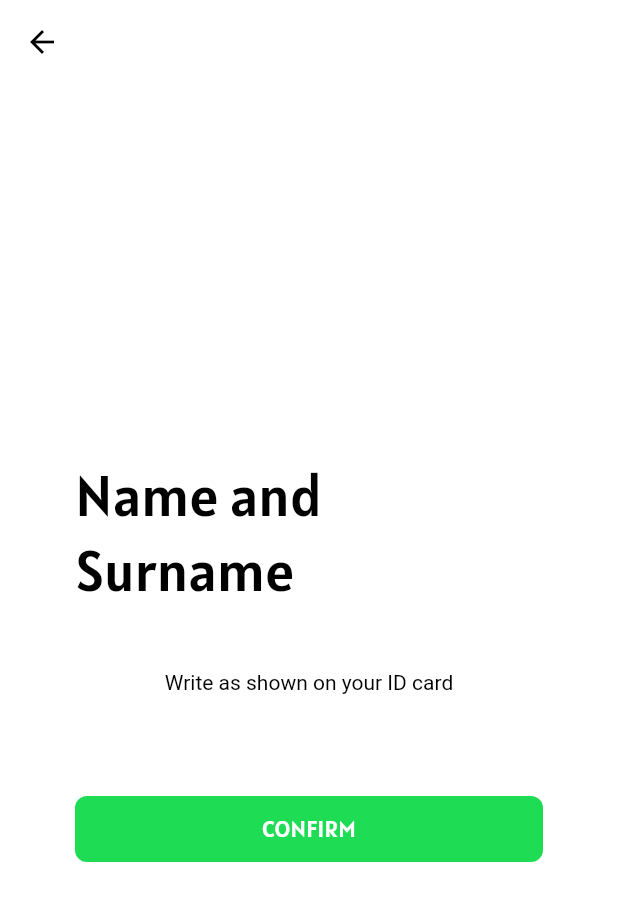
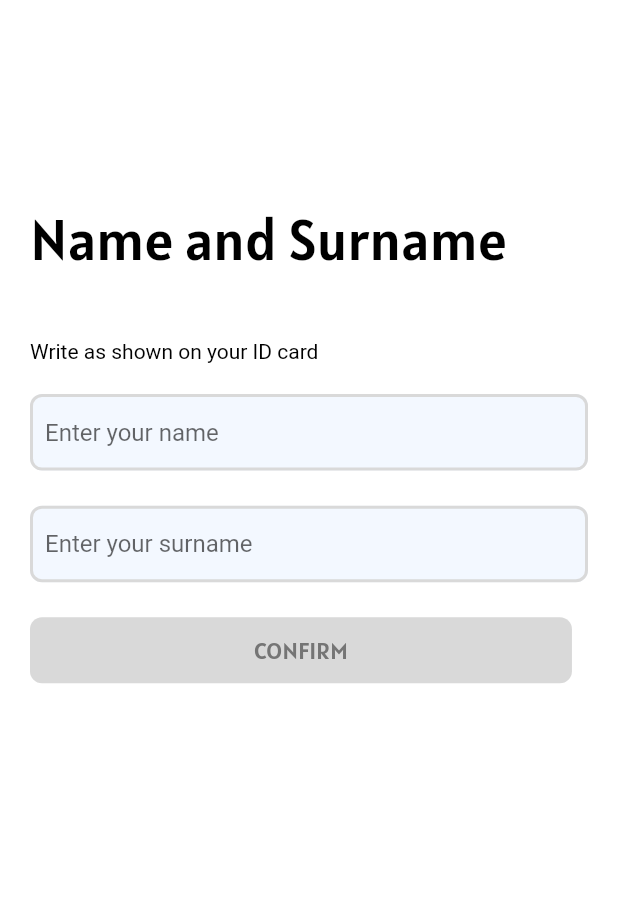
Before and after one commit to PattonSayd/FitCoachaz-collab, a Flutter app: the screen it shows after launch, on a phone screen of 412 x 824 dp. Shown: the top 901 px of the screen. Run offline on Flutter 3.47's test engine with Material 2 defaults, Android fonts, the phone set to English and light mode, and no system bars; our stand-ins replace bloc, carousel_slider, chewie, cloud_firestore, connectivity_plus, equatable and 11 more; accounts and stored records are empty; generated files the repository leaves out were written again.

Commit message:
validation name/surname

```diff
--- a/lib/app/app.dart
+++ b/lib/app/app.dart
@@ -37,7 +37,7 @@ class App extends StatelessWidget {
               GlobalWidgetsLocalizations.delegate,
               GlobalCupertinoLocalizations.delegate,
             ],
-            initialRoute: AppRoutesName.user,
+            initialRoute: AppRoutesName.accountName,
             routes: AppRoutes.routes,
             // onGenerateRoute: AppRoutes.onGenerateRoute,
           );
--- a/lib/app/router/app_routes.dart
+++ b/lib/app/router/app_routes.dart
@@ -7,13 +7,13 @@ class AppRoutesName {
 
   static const welcome = '/';
   static const register = '/register';
-  static const profile = '/profile';
   static const otp = '/otp';
   static const email = 'email';
+  static const accountName = 'account_name';
+  static const congratulation = '/congratulation';
   static const main = 'main';
-  static const user = 'user';
-  static const congratulation = '/congratulation';
   static const subscribe = '/subscribe'; // main/subscribe📍
+  static const profile = '/profile';
 }
 
 class AppRoutes {
@@ -24,11 +24,11 @@ class AppRoutes {
     AppRoutesName.register: (_) => ScreenFactory.assembleRegister(),
     AppRoutesName.otp: (_) => ScreenFactory.assembleOTP(),
     AppRoutesName.email: (_) => ScreenFactory.assembleEmail(),
+    AppRoutesName.accountName: (_) => ScreenFactory.assembleAccountName(),
+    AppRoutesName.congratulation: (_) => ScreenFactory.assembleCongratulation(),
     AppRoutesName.main: (_) => ScreenFactory.assembleMain(),
+    AppRoutesName.subscribe: (_) => ScreenFactory.assembleSubscribe(),
     AppRoutesName.profile: (_) => ScreenFactory.assembleProfile(),
-    AppRoutesName.user: (_) => ScreenFactory.assembleUser(),
-    AppRoutesName.congratulation: (_) => ScreenFactory.assembleCongratulation(),
-    AppRoutesName.subscribe: (_) => ScreenFactory.assembleSubscribe(),
   };
 
   // static Route<Object> onGenerateRoute(RouteSettings settings) {
--- a/lib/app/screen_factory.dart/screen_factory.dart
+++ b/lib/app/screen_factory.dart/screen_factory.dart
@@ -1,4 +1,5 @@
 import 'package:fitcoachaz/service_locator.dart';
+import 'package:fitcoachaz/ui/bloc/account_name/account_name_bloc.dart';
 import 'package:fitcoachaz/ui/bloc/otp/otp_bloc.dart';
 import 'package:fitcoachaz/ui/formz/phone_field/phone_field_bloc.dart';
 import 'package:flutter/material.dart';
@@ -12,7 +13,7 @@ import '../../ui/screens/profile/profile_screen.dart';
 import '../../ui/screens/register/register_screen.dart';
 import '../../ui/screens/otp/otp_screen.dart';
 import '../../ui/screens/email/email_screen.dart';
-import '../../ui/screens/username/username_screen.dart';
+import '../../ui/screens/account_name/account_name_screen.dart';
 import '../../ui/screens/subscribe/subscribe_screen.dart';
 import '../../ui/screens/tabs/tabs_navigator.dart';
 import '../../ui/screens/welcome/welcome_screen.dart';
@@ -60,8 +61,11 @@ class ScreenFactory {
     return const TabsNavigator();
   }
 
-  static Widget assembleUser() {
-    return const UsernameScreen();
+  static Widget assembleAccountName() {
+    return BlocProvider<AccountNameBloc>(
+      create: (context) => AccountNameBloc(),
+      child: const AccountNameScreen(),
+    );
   }
 
   static Widget assembleCongratulation() {
--- a/lib/main.dart
+++ b/lib/main.dart
@@ -5,8 +5,6 @@ import 'package:flutter/material.dart';
 import 'package:flutter_bloc/flutter_bloc.dart';
 
 import 'app/app.dart';
-import 'data/storage/sharedPrefs/key_value_store.dart';
-import 'data/storage/sharedPrefs/shared_prefs.dart';
 import 'firebase_options.dart';
 
 void main() async {
--- a/lib/service_locator.dart
+++ b/lib/service_locator.dart
@@ -2,6 +2,7 @@ import 'package:fitcoachaz/data/storage/sharedPrefs/key_value_store.dart';
 import 'package:fitcoachaz/data/storage/sharedPrefs/shared_prefs.dart';
 import 'package:fitcoachaz/domain/repositories/email/email_repository.dart';
 import 'package:fitcoachaz/domain/repositories/register/register_repository.dart';
+import 'package:fitcoachaz/ui/bloc/account_name/account_name_bloc.dart';
 import 'package:fitcoachaz/ui/bloc/email/email_bloc.dart';
 import 'package:fitcoachaz/ui/bloc/otp/otp_bloc.dart';
 import 'package:fitcoachaz/ui/bloc/register/register_bloc.dart';
@@ -14,7 +15,7 @@ const locator = ServiceLocator._();
 
 void configureDependencies() {
   getIt.registerFactory<RegisterRepository>(
-    () => RegisterRepository(sharedPrefs: locator.sharedPrefs),
+    () => RegisterRepository(sharedPrefs: locator._sharedPrefs),
   );
   getIt.registerFactory<Ticker>(() => const Ticker());
   getIt.registerSingletonAsync<KeyValueStore>(() async {
@@ -29,9 +30,10 @@ void configureDependencies() {
   getIt.registerLazySingleton<OtpBloc>(() => OtpBloc());
   getIt.registerFactory<PhoneFieldBloc>(() => PhoneFieldBloc());
   getIt.registerFactory<EmailRepository>(
-      () => EmailRepository(sharedPrefs: locator.sharedPrefs));
+      () => EmailRepository(sharedPrefs: locator._sharedPrefs));
   getIt.registerFactory<EmailBloc>(
       () => EmailBloc(repository: locator._emailRepo));
+  getIt.registerFactory<AccountNameBloc>(() => AccountNameBloc());
 }
 
 class ServiceLocator {
@@ -43,7 +45,8 @@ class ServiceLocator {
   PhoneFieldBloc get phoneField => getIt.get<PhoneFieldBloc>();
   TimerBloc get timer => getIt.get<TimerBloc>();
   EmailBloc get email => getIt.get<EmailBloc>();
-  KeyValueStore get sharedPrefs => getIt.get<KeyValueStore>();
+  KeyValueStore get _sharedPrefs => getIt.get<KeyValueStore>();
+  AccountNameBloc get accountName => getIt.get<AccountNameBloc>();
 
   const ServiceLocator._();
 }
--- /dev/null
+++ b/lib/ui/bloc/account_name/account_name_bloc.dart
@@ -0,0 +1,50 @@
+import 'dart:async';
+
+import 'package:bloc/bloc.dart';
+import 'package:equatable/equatable.dart';
+
+part 'account_name_event.dart';
+part 'account_name_state.dart';
+
+class AccountNameBloc extends Bloc<AccountNameEvent, AccountNameState> {
+  AccountNameBloc() : super(const AccountNameState.initial()) {
+    on<NameChangedEvent>(_onNameChanged);
+    on<NameUnfocusedEvent>(_onNameUnfocused);
+    on<SurnChangedEvent>(_onSurnChanged);
+    on<SurnUnfocusedEvent>(_onSurnUnfocused);
+  }
+
+  FutureOr<void> _onNameChanged(
+    NameChangedEvent event,
+    Emitter<AccountNameState> emit,
+  ) {
+    final name = ValidateForm(event.name);
+    emit(state.copyWith(name: name));
+  }
+
+  FutureOr<void> _onNameUnfocused(
+    NameUnfocusedEvent event,
+    Emitter<AccountNameState> emit,
+  ) {
+    final form = ValidateForm(state.name);
+    emit(state.copyWith(nameForm: form));
+  }
+
+  FutureOr<void> _onSurnChanged(
+    SurnChangedEvent event,
+    Emitter<AccountNameState> emit,
+  ) {
+    emit(state.copyWith(surn: event.surn));
+  }
+
+  FutureOr<void> _onSurnUnfocused(
+    SurnUnfocusedEvent event,
+    Emitter<AccountNameState> emit,
+  ) {
+    final form = ValidateForm(state.surn);
+    // final status = state.nameForm.valid && state.surnForm.valid
+    //     ? AccStatus.valid
+    //     : AccStatus.invalid;
+    emit(state.copyWith(surnForm: form));
+  }
+}
--- /dev/null
+++ b/lib/ui/bloc/account_name/account_name_event.dart
@@ -0,0 +1,30 @@
+part of 'account_name_bloc.dart';
+
+abstract class AccountNameEvent extends Equatable {
+  const AccountNameEvent();
+
+  @override
+  List<Object> get props => [];
+}
+
+class NameChangedEvent extends AccountNameEvent {
+  const NameChangedEvent({required this.name});
+
+  final String name;
+
+  @override
+  List<Object> get props => [name];
+}
+
+class SurnChangedEvent extends AccountNameEvent {
+  const SurnChangedEvent({required this.surn});
+
+  final String surn;
+
+  @override
+  List<Object> get props => [surn];
+}
+
+class NameUnfocusedEvent extends AccountNameEvent {}
+
+class SurnUnfocusedEvent extends AccountNameEvent {}
--- /dev/null
+++ b/lib/ui/bloc/account_name/account_name_state.dart
@@ -0,0 +1,81 @@
+part of 'account_name_bloc.dart';
+
+enum AccStatus { unknown, valid, invalid, loading, success }
+
+class AccountNameState extends Equatable {
+  const AccountNameState._({
+    this.name = const ValidateForm(''),
+    this.surn = const ValidateForm(''),
+    this.status = AccStatus.unknown,
+    this.error,
+  });
+
+  final Formify name;
+  final Formify surn;
+  final AccStatus status;
+  final String? error;
+
+  const AccountNameState.initial() : this._();
+
+  @override
+  List<Object> get props => [name, surn, status];
+
+  AccountNameState copyWith({
+    Formify? name,
+    Formify? surn,
+    AccStatus? status,
+    String? error,
+  }) {
+    return AccountNameState._(
+      name: name ?? this.name,
+      surn: surn ?? this.surn,
+      status: status ?? this.status,
+      error: error ?? this.error,
+    );
+  }
+}
+
+abstract class Formify {
+  const Formify._(this.value);
+
+  const Formify(String value) : this._(value);
+
+  final String value;
+
+  String? get msg => validator(value);
+  bool get valid => value.isNotEmpty && validator(value) == null;
+
+  String? validator(String value);
+}
+
+class ValidateForm extends Formify {
+  const ValidateForm(String value) : super(value);
+
+  static final RegExp _nameRegExp =
+      RegExp(r"^[\p{L}]*$", caseSensitive: false, unicode: true, dotAll: true);
+
+  @override
+  String? validator(String value) {
+    if (value.isEmpty) return null;
+
+    if (value.length < 4) {
+      return 'Entered too short';
+    }
+
+    if (!_nameRegExp.hasMatch(value)) {
+      return 'Enter a valid name';
+    }
+
+    return null;
+  }
+}
+
+
+
+  // const AccountNameState.valid(Formify name)
+  //     : this._(name: name, status: AccStatus.valid);
+  // const AccountNameState.invalid() : this._(status: AccStatus.invalid);
+  // const AccountNameState.loading() : this._(status: AccStatus.loading);
+  // const AccountNameState.success() : this._(status: AccStatus.success);
+  // const AccountNameState.error(String? msg)
+  //     : this._(msg: msg, status: AccStatus.invalid);
--- a/lib/ui/bloc/email/email_event.dart
+++ b/lib/ui/bloc/email/email_event.dart
@@ -17,19 +17,19 @@ class EmailChanged extends EmailEvent {
 }
 
 class EmailUnfocused extends EmailEvent {
-  final String email;
-  const EmailUnfocused({
-    required this.email,
-  });
-}
-
-class EmailSubmitted extends EmailEvent {
-  const EmailSubmitted({
-    required this.email,
-  });
+  const EmailUnfocused({required this.email});
 
   final String email;
 
   @override
   List<Object> get props => [email];
 }
+
+class EmailSubmitted extends EmailEvent {
+  const EmailSubmitted({required this.email});
+
+  final String email;
+
+  @override
+  List<Object> get props => [email];
+}
--- a/lib/ui/bloc/email/email_state.dart
+++ b/lib/ui/bloc/email/email_state.dart
@@ -1,6 +1,13 @@
 part of 'email_bloc.dart';
 
-enum EmailStatus { unknown, valid, invalid, loading, success, error }
+enum EmailStatus {
+  unknown,
+  valid,
+  invalid,
+  loading,
+  success,
+  error,
+}
 
 class EmailState extends Equatable {
   const EmailState._({
--- a/lib/ui/bloc/register/register_bloc.dart
+++ b/lib/ui/bloc/register/register_bloc.dart
@@ -3,14 +3,11 @@ import 'dart:async';
 import 'package:equatable/equatable.dart';
 import 'package:firebase_auth/firebase_auth.dart';
 import 'package:fitcoachaz/app/config.dart';
-import 'package:fitcoachaz/data/storage/sharedPrefs/key_value_store.dart';
-import 'package:fitcoachaz/data/storage/sharedPrefs/shared_prefs.dart';
 import 'package:fitcoachaz/domain/repositories/register/register_repository.dart';
 import 'package:fitcoachaz/logger.dart';
 import 'package:fitcoachaz/ui/bloc/register/resend_code_result.dart';
 import 'package:flutter_bloc/flutter_bloc.dart';
 import 'package:meta/meta.dart';
-import 'package:shared_preferences/shared_preferences.dart';
 
 part 'register_event.dart';
 part 'register_state.dart';
@@ -143,7 +140,7 @@ class RegisterBloc extends Bloc<RegisterEvent, RegisterState> {
   }
 
   String _normalizePhoneNumber(String phoneNumber) =>
-     phoneNumber.replaceAll(RegExp(r'[() ]+'), '');
+      phoneNumber.replaceAll(RegExp(r'[() ]+'), '');
 
   Future<DateTime?> _checkLimitedTime(
     String phoneNumber,
--- /dev/null
+++ b/lib/ui/screens/account_name/account_name_screen.dart
@@ -0,0 +1,158 @@
+import 'package:fitcoachaz/logger.dart';
+import 'package:flutter/material.dart';
+import 'package:flutter_bloc/flutter_bloc.dart';
+import 'package:flutter_screenutil/flutter_screenutil.dart';
+
+import 'package:fitcoachaz/app/extension/build_context.dart';
+import 'package:fitcoachaz/ui/bloc/account_name/account_name_bloc.dart';
+
+import '../../style/app_text_style.dart';
+import '../../theme/app_colors.dart';
+import '../../widgets/global_button.dart';
+
+class AccountNameScreen extends StatefulWidget {
+  const AccountNameScreen({super.key});
+
+  @override
+  State<AccountNameScreen> createState() => _AccountNameScreenState();
+}
+
+class _AccountNameScreenState extends State<AccountNameScreen> {
+  final _nameCtrl = TextEditingController();
+  final _surnCtrl = TextEditingController();
+  final _nameFocus = FocusNode();
+  final _surnFocus = FocusNode();
+
+  @override
+  void initState() {
+    super.initState();
+    _nameFocus.addListener(() {
+      if (!_nameFocus.hasFocus) {
+        context.read<AccountNameBloc>().add(NameUnfocusedEvent());
+        FocusScope.of(context).requestFocus(_surnFocus);
+      }
+    });
+    _surnFocus.addListener(() {
+      if (!_surnFocus.hasFocus) {
+        context.read<AccountNameBloc>().add(SurnUnfocusedEvent());
+      }
+    });
+  }
+
+  @override
+  void dispose() {
+    super.dispose();
+    _nameCtrl.dispose();
+    _surnCtrl.dispose();
+    _nameFocus.dispose();
+    _surnFocus.dispose();
+  }
+
+  @override
+  Widget build(BuildContext context) {
+    return Scaffold(
+      appBar: AppBar(),
+      body: SingleChildScrollView(
+        child: Padding(
+          padding: const EdgeInsets.symmetric(horizontal: 20),
+          child: Column(
+            crossAxisAlignment: CrossAxisAlignment.start,
+            children: [
+              SizedBox(height: 80.h),
+              Text(
+                context.localizations.userNameText,
+                style: AppTextStyle.bigHeader,
+              ),
+              SizedBox(height: 40.h),
+              Text(
+                context.localizations.idText,
+                style: AppTextStyle.choosePassw,
+                textAlign: TextAlign.start,
+              ),
+              SizedBox(height: 20.h),
+              BlocSelector<AccountNameBloc, AccountNameState, Formify>(
+                selector: (state) => state.name,
+                builder: (context, state) {
+                  return _AccountNameField(
+                    focusNode: _nameFocus,
+                    controller: _nameCtrl,
+                    hintText: 'Enter your name',
+                    errorText: state.valid ? null : state.msg,
+                    onChanged: (v) => context
+                        .read<AccountNameBloc>()
+                        .add(NameChangedEvent(name: v)),
+                  );
+                },
+              ),
+              SizedBox(height: 24.h),
+              BlocSelector<AccountNameBloc, AccountNameState, Formify>(
+                selector: (state) => state.surn,
+                builder: (context, state) {
+                  logger.i(state);
+                  return _AccountNameField(
+                    focusNode: _surnFocus,
+                    controller: _surnCtrl,
+                    hintText: 'Enter your surname',
+                    errorText: state.valid ? null : state.msg,
+                    onChanged: (v) => context
+                        .read<AccountNameBloc>()
+                        .add(SurnChangedEvent(surn: v)),
+                  );
+                },
+              ),
+              SizedBox(height: 24.h),
+              BlocBuilder<AccountNameBloc, AccountNameState>(
+                builder: (context, state) {
+                  return GlobalButton2(
+                    onPressed:
+                        state.name.valid && state.surn.valid ? () {} : null,
+                    child: Text(
+                      context.localizations.confirmText,
+                      style: AppTextStyle.verifyButton,
+                    ),
+                  );
+                },
+              ),
+            ],
+          ),
+        ),
+      ),
+    );
+  }
+}
+
+class _AccountNameField extends StatelessWidget {
+  const _AccountNameField({
+    Key? key,
+    required this.focusNode,
+    required this.controller,
+    required this.hintText,
+    this.onChanged,
+    this.errorText,
+  }) : super(key: key);
+
+  final FocusNode focusNode;
+  final TextEditingController controller;
+  final String hintText;
+  final String? errorText;
+  final void Function(String)? onChanged;
+
+  @override
+  Widget build(BuildContext context) => TextFormField(
+      focusNode: focusNode,
+      controller: controller,
+      keyboardType: TextInputType.emailAddress,
+      cursorColor: AppColors.darkGrey,
+      decoration: InputDecoration(
+        contentPadding:
+            const EdgeInsets.symmetric(vertical: 16, horizontal: 10),
+        errorText: errorText,
+        hintText: hintText,
+        labelStyle: AppTextStyle.labelText,
+        errorStyle: TextStyle(
+          fontSize: 14.spMin,
+          color: AppColors.pink,
+        ),
+      ),
+      onChanged: onChanged);
+}
--- a/lib/ui/screens/email/email_screen.dart
+++ b/lib/ui/screens/email/email_screen.dart
@@ -54,7 +54,7 @@ class _EmailScreenState extends State<EmailScreen> {
             child: Column(
               crossAxisAlignment: CrossAxisAlignment.start,
               children: [
-                SizedBox(height: 100.h),
+                SizedBox(height: 80.h),
                 Text(
                   context.localizations.createPassw,
                   style: AppTextStyle.bigHeader,
@@ -123,7 +123,7 @@ class _EmailScreenState extends State<EmailScreen> {
 
   void _listenMethod(EmailState state, BuildContext context) {
     if (state.status == EmailStatus.success) {
-      Navigator.pushReplacementNamed(context, AppRoutesName.user);
+      Navigator.pushReplacementNamed(context, AppRoutesName.accountName);
     } else if (state.status == EmailStatus.error) {
       showDialog(
         context: context,
--- a/lib/ui/screens/otp/otp_screen.dart
+++ b/lib/ui/screens/otp/otp_screen.dart
@@ -69,7 +69,7 @@ class _OTPScreenState extends State<OTPScreen> {
           padding: const EdgeInsets.symmetric(horizontal: 24),
           child: Column(
             children: [
-              SizedBox(height: 100.h),
+              SizedBox(height: 80.h),
               Text(
                 context.localizations.numberConfirm,
                 style: AppTextStyle.bigHeader,
--- a/lib/ui/screens/register/register_screen.dart
+++ b/lib/ui/screens/register/register_screen.dart
@@ -40,7 +40,7 @@ class RegisterScreen extends StatelessWidget {
           padding: const EdgeInsets.symmetric(horizontal: 20),
           child: Column(
             children: [
-              SizedBox(height: 100.h),
+              SizedBox(height: 80.h),
               Text(
                 context.localizations.enterNumber,
                 style: AppTextStyle.bigHeader,
--- a/lib/ui/screens/username/username_screen.dart
+++ /dev/null
@@ -1,126 +0,0 @@
-import 'package:fitcoachaz/app/extension/build_context.dart';
-import 'package:flutter/material.dart';
-import 'package:flutter_screenutil/flutter_screenutil.dart';
-
-import '../../../app/router/app_routes.dart';
-import '../../style/app_text_style.dart';
-import '../../theme/app_colors.dart';
-import '../../widgets/global_button.dart';
-
-class UsernameScreen extends StatefulWidget {
-  const UsernameScreen({super.key});
-
-  @override
-  State<UsernameScreen> createState() => _UsernameScreenState();
-}
-
-class _UsernameScreenState extends State<UsernameScreen> {
-  late final TextEditingController nameController;
-  late final TextEditingController surnameController;
-  late final FocusNode nameFocus;
-  late final FocusNode surnameFocus;
-  final _formKey = GlobalKey<FormState>();
-
-  @override
-  void initState() {
-    super.initState();
-    nameController = TextEditingController();
-    surnameController = TextEditingController();
-    nameFocus = FocusNode();
-    surnameFocus = FocusNode();
-  }
-
-  @override
-  void dispose() {
-    super.dispose();
-    nameController.dispose();
-    surnameController.dispose();
-    nameFocus.dispose();
-    surnameFocus.dispose();
-  }
-
-  @override
-  Widget build(BuildContext context) {
-    return Scaffold(
-      appBar: AppBar(
-        leading: IconButton(
-          onPressed: () => Navigator.pop(context),
-          icon: const Icon(
-            Icons.arrow_back,
-            color: AppColors.black,
-          ),
-        ),
-      ),
-      body: Padding(
-        padding: const EdgeInsets.all(50.0),
-        child: Form(
-          key: _formKey,
-          child: Column(
-            mainAxisAlignment: MainAxisAlignment.center,
-            crossAxisAlignment: CrossAxisAlignment.center,
-            children: [
-              Text(
-                context.localizations.userNameText,
-                style: AppTextStyle.bigHeader,
-              ),
-              SizedBox(
-                height: 40.h,
-              ),
-              Text(
-                context.localizations.idText,
-                style: AppTextStyle.choosePassw,
-                textAlign: TextAlign.start,
-              ),
-              SizedBox(
-                height: 20.h,
-              ),
-              // PasswordInput(
-              //   controller: nameController,
-              //   obscureText: false,
-              //   focus: nameFocus,
-              //   labelText: context.localizations.name,
-              //   onChanged: (value) {},
-              //   validator: (value) {
-              //     if (value == null || value.isEmpty) {
-              //       return context.localizations.nullName;
-              //     }
-              //     return null;
-              //   },
-              // ),
-              SizedBox(
-                height: 24.h,
-              ),
-              // PasswordInput(
-              //   controller: surnameController,
-              //   obscureText: false,
-              //   focus: surnameFocus,
-              //   labelText: context.localizations.surname,
-              //   onChanged: (value) {},
-              //   validator: (value) {
-              //     if (value == null || value.isEmpty) {
-              //       return context.localizations.nullSurn;
-              //     }
-              //     return null;
-              //   },
-              // ),
-              SizedBox(
-                height: 24.h,
-              ),
-              GlobalButton(
-                isActive: true,
-                onPress: () {
-                  if (_formKey.currentState!.validate()) {
-                    Navigator.pushNamed(context, AppRoutesName.congratulation);
-                  }
-                  FocusScope.of(context).unfocus();
-                  nameController.clear();
-                  surnameController.clear();
-                },
-              ),
-            ],
-          ),
-        ),
-      ),
-    );
-  }
-}
--- a/lib/ui/widgets/global_button.dart
+++ b/lib/ui/widgets/global_button.dart
@@ -5,60 +5,6 @@ import 'package:fitcoachaz/app/extension/build_context.dart';
 
 import '../style/app_text_style.dart';
 import '../theme/app_colors.dart';
-
-class GlobalButton extends StatelessWidget {
-  final void Function()? onPress;
-  final bool isActive;
-  final bool? loading;
-
-  const GlobalButton({
-    Key? key,
-    required this.onPress,
-    required this.isActive,
-    this.loading,
-  }) : super(key: key);
-
-  @override
-  Widget build(BuildContext context) {
-    return Container(
-      constraints: const BoxConstraints(
-        minWidth: 200,
-        maxWidth: 370,
-        maxHeight: 50,
-        minHeight: 44,
-      ),
-      width: 342.w,
-      height: 44.h,
-      child: ElevatedButton(
-        style: ElevatedButton.styleFrom(
-          elevation: 0,
-          splashFactory: NoSplash.splashFactory,
-          disabledBackgroundColor: AppColors.brightSilver,
-          foregroundColor: AppColors.white,
-          disabledForegroundColor: AppColors.silver,
-          backgroundColor: AppColors.lightGreen,
-          shape: RoundedRectangleBorder(
-            borderRadius: BorderRadius.circular(8),
-          ),
-        ),
-        onPressed: isActive ? onPress : null,
-        child: loading != null && loading == true
-            ? const SizedBox(
-                width: 20,
-                height: 20,
-                child: CircularProgressIndicator.adaptive(
-                  valueColor: AlwaysStoppedAnimation<Color>(AppColors.silver),
-                  strokeWidth: 2,
-                ),
-              )
-            : Text(
-                context.localizations.confirmText,
-                style: AppTextStyle.verifyButton,
-              ),
-      ),
-    );
-  }
-}
 
 class GlobalButton2 extends StatelessWidget {
   final void Function()? onPressed;
@@ -99,17 +45,3 @@ class GlobalButton2 extends StatelessWidget {
     );
   }
 }
-
-// loading != null && loading == true
-//             ? const SizedBox(
-//                 width: 20,
-//                 height: 20,
-//                 child: CircularProgressIndicator.adaptive(
-//                   valueColor: AlwaysStoppedAnimation<Color>(AppColors.silver),
-//                   strokeWidth: 2,
-//                 ),
-//               )
-//             : Text(
-//                 context.localizations.confirmText,
-//                 style: AppTextStyle.verifyButton,
-//               ),
```
